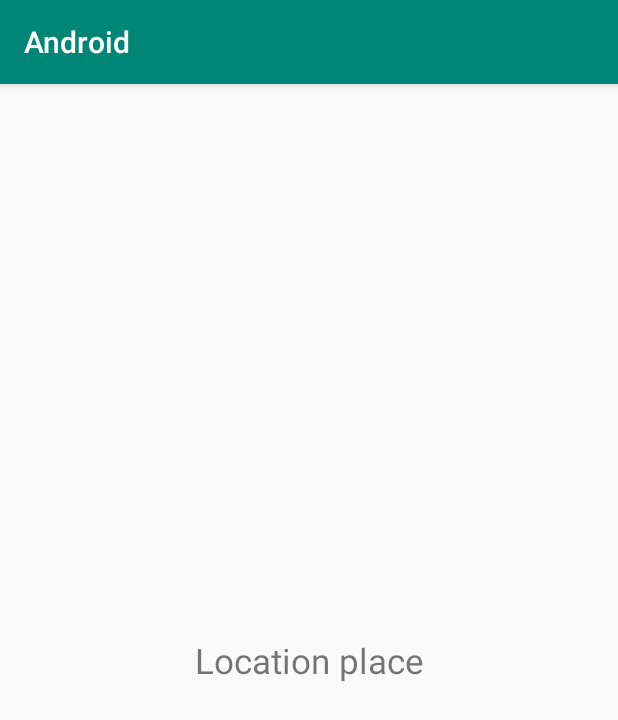
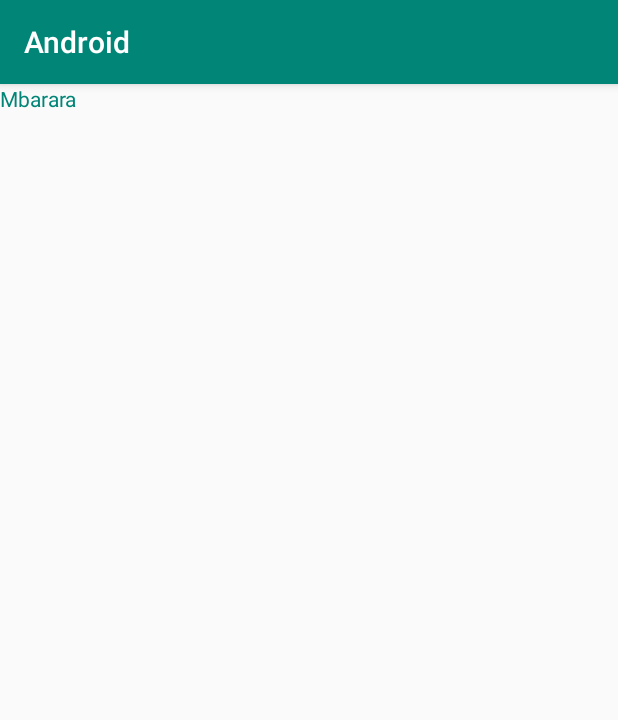
Before and after one commit to Elinah555/Android, an Android app: the LocationActivity screen opened directly, with no data from a screen before it, on a phone screen of 412 x 824 dp. Shown: the top 720 px of the screen. Run offline under Robolectric (Android 15) with nearby library versions, the phone set to English and light mode, and no system bars.

Commit message:
Listview,recycler,and splash

```diff
--- a/app/build.gradle
+++ b/app/build.gradle
@@ -26,4 +26,5 @@ dependencies {
     testImplementation 'junit:junit:4.12'
     androidTestImplementation 'androidx.test.ext:junit:1.1.1'
     androidTestImplementation 'androidx.test.espresso:espresso-core:3.2.0'
+    implementation 'androidx.recyclerview:recyclerview:1.1.0'
 }
--- a/app/src/main/java/com/example/android/LocationActivity.java
+++ b/app/src/main/java/com/example/android/LocationActivity.java
@@ -1,14 +1,45 @@
 package com.example.android;
 
 import androidx.appcompat.app.AppCompatActivity;
+import androidx.recyclerview.widget.LinearLayoutManager;
+import androidx.recyclerview.widget.RecyclerView;
 
 import android.os.Bundle;
+import android.view.View;
 
-public class LocationActivity extends AppCompatActivity {
+import java.util.ArrayList;
+
+public class LocationActivity extends AppCompatActivity implements WorkOne.ItemClickListener {
+RecyclerView recyclerView;
+WorkOne adapter;
+
+
 
     @Override
     protected void onCreate(Bundle savedInstanceState) {
         super.onCreate(savedInstanceState);
         setContentView(R.layout.activity_location);
+
+        recyclerView=findViewById(R.id.location);
+
+        ArrayList<String> elements = new ArrayList<>();
+        elements.add("Mbarara");
+        elements.add("Masaka");
+        elements.add("Mukono");
+        elements.add("Lira");
+        elements.add("Mpigi");
+        elements.add("Kampala");
+
+        //set up the RecyclerView
+recyclerView.setLayoutManager(new LinearLayoutManager(this));
+adapter=new WorkOne(this,elements);
+adapter.setClickListener(this);
+recyclerView.setAdapter(adapter);
+
+    }
+
+    @Override
+    public void onItemClick(View view, int position) {
+
     }
 }
--- /dev/null
+++ b/app/src/main/java/com/example/android/WorkOne.java
@@ -0,0 +1,70 @@
+package com.example.android;
+
+import android.content.Context;
+import android.view.LayoutInflater;
+import android.view.View;
+import android.view.ViewGroup;
+import android.widget.TextView;
+
+import androidx.annotation.NonNull;
+import androidx.recyclerview.widget.RecyclerView;
+
+import java.util.List;
+
+public class WorkOne extends RecyclerView.Adapter<WorkOne.ViewHolder> {
+
+    private List<String> work;
+    private LayoutInflater inflater;
+    private ItemClickListener itemClickListener;
+
+    WorkOne(Context context, List<String> work2 ){
+        this.inflater=LayoutInflater.from(context);
+        this.work= work2;
+    }
+
+
+    @Override
+    public ViewHolder onCreateViewHolder( ViewGroup parent, int viewType) {
+        View view = inflater.inflate(R.layout.linear,parent,false);
+
+        return new ViewHolder(view);
+        }
+
+    @Override
+    public void onBindViewHolder(@NonNull ViewHolder holder, int position) {
+        String w = work.get(position);
+        holder.textView.setText(w);
+
+    }
+
+    @Override
+    public int getItemCount() {
+        return  work.size();
+    }
+
+    public class ViewHolder extends RecyclerView.ViewHolder implements View.OnClickListener{
+        TextView textView;
+
+        ViewHolder(View itemView){
+            super(itemView);
+            textView=itemView.findViewById(R.id.productitems);
+            itemView.setOnClickListener(this);
+        }
+
+        @Override
+        public void onClick(View v) {
+            if (itemClickListener !=null) itemClickListener.onItemClick(v, getAdapterPosition());
+        }
+    }
+
+String getItem(int id) {
+        return  work.get(id);}
+
+    public void setClickListener(ItemClickListener itemClickListener2) {
+        this.itemClickListener=itemClickListener2;
+    }
+
+    public interface ItemClickListener {
+        void onItemClick(View view, int position);
+    }
+}
--- a/app/src/main/res/layout/activity_location.xml
+++ b/app/src/main/res/layout/activity_location.xml
@@ -6,14 +6,12 @@
     android:layout_height="match_parent"
     tools:context=".LocationActivity">
 
-    <TextView
-        android:layout_width="match_parent"
-        android:layout_height="wrap_content"
-        android:text="Location place"
-        android:textAlignment="center"
-        android:textSize="23dp"
-        app:layout_constraintBottom_toBottomOf="parent"
-        app:layout_constraintTop_toTopOf="parent"
-        tools:layout_editor_absoluteX="0dp" />
+
+  <androidx.recyclerview.widget.RecyclerView
+      android:id="@+id/location"
+      android:layout_width="match_parent"
+      android:layout_height="match_parent"
+      app:layout_constraintTop_toTopOf="parent"
+      tools:layout_editor_absoluteX="1dp" />
 
 </androidx.constraintlayout.widget.ConstraintLayout>
--- a/app/src/main/res/layout/activity_main.xml
+++ b/app/src/main/res/layout/activity_main.xml
@@ -89,4 +89,6 @@
         app:layout_constraintHorizontal_bias="0.166"
         app:layout_constraintStart_toStartOf="parent" />
 
+
+
 </androidx.constraintlayout.widget.ConstraintLayout>
--- /dev/null
+++ b/app/src/main/res/layout/linear.xml
@@ -0,0 +1,12 @@
+<?xml version="1.0" encoding="utf-8"?>
+<LinearLayout xmlns:android="http://schemas.android.com/apk/res/android"
+    android:orientation="vertical" android:layout_width="match_parent"
+    android:layout_height="match_parent">
+    <TextView
+        android:layout_width="match_parent"
+        android:layout_height="wrap_content"
+        android:id="@+id/productitems"
+        android:textColor="@color/colorPrimary"
+        />
+
+</LinearLayout>
--- a/app/src/main/res/menu/menufile.xml
+++ b/app/src/main/res/menu/menufile.xml
@@ -2,6 +2,7 @@
 <menu xmlns:android="http://schemas.android.com/apk/res/android">
     <item android:id="@+id/locat" android:title="Location"></item>
     <item android:id="@+id/prod" android:title="Product"></item>
+    <item android:id="@+id/list" android:title="ListView"></item>
 
 
 
```
Also changed, not shown: app/src/main/AndroidManifest.xml (+9 -1 lines), app/src/main/java/com/example/android/Activity2.java (added, +31 -0 lines), app/src/main/java/com/example/android/MainActivity.java (+7 -0 lines), app/src/main/java/com/example/android/ProductActivity.java (+7 -0 lines), app/src/main/java/com/example/android/Splash.java (added, +24 -0 lines), app/src/main/res/layout/activity_2.xml (added, +17 -0 lines), app/src/main/res/layout/activity_display_message.xml (+5 -3 lines), app/src/main/res/layout/activity_product.xml (+6 -4 lines), app/src/main/res/layout/activity_splash.xml (added, +19 -0 lines).
